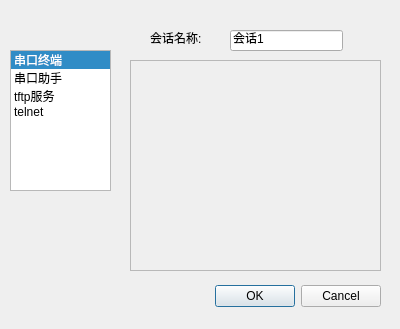
This is dockwidget/NewSession/NewSession.ui in isliulin/QT43 as Qt 5 draws it before an edit. The edited form follows.
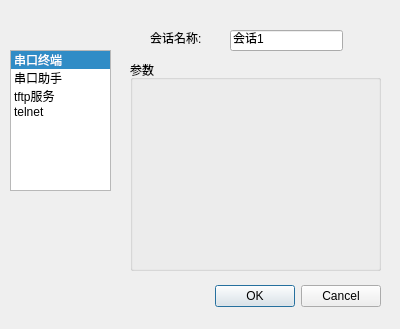
This is the edited form.

Patch:
```diff
--- a/dockwidget/NewSession/NewSession.ui
+++ b/dockwidget/NewSession/NewSession.ui
@@ -91,7 +91,7 @@
     <string>会话1</string>
    </property>
   </widget>
-  <widget class="QFrame" name="fmParam">
+  <widget class="QGroupBox" name="fmParam">
    <property name="geometry">
     <rect>
      <x>130</x>
@@ -100,11 +100,8 @@
      <height>211</height>
     </rect>
    </property>
-   <property name="frameShape">
-    <enum>QFrame::StyledPanel</enum>
-   </property>
-   <property name="frameShadow">
-    <enum>QFrame::Raised</enum>
+   <property name="title">
+    <string>参数</string>
    </property>
   </widget>
  </widget>
```
